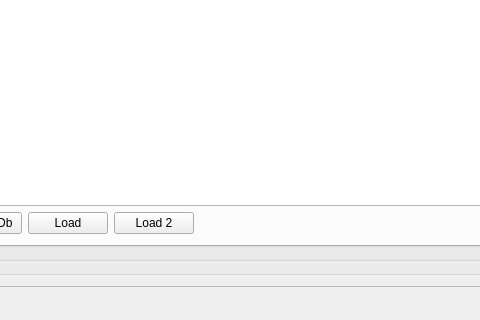
The window that retek2.ui (horvathzoltan/retek2) describes before a commit, drawn with Qt 5; both pictures show x 687 to 1167 and y 349 to 669 of the 1360 by 669 pixel window.
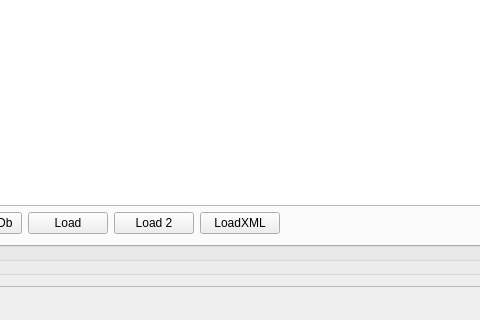
The same window after the commit. The open tabs and pages were chosen to show the change. Icons and pictures are not drawn.

What changed in the file:
```diff
--- a/retek2.ui
+++ b/retek2.ui
@@ -723,6 +723,13 @@
                       </property>
                      </widget>
                     </item>
+                    <item>
+                     <widget class="QPushButton" name="pushButton_5">
+                      <property name="text">
+                       <string>LoadXML</string>
+                      </property>
+                     </widget>
+                    </item>
                     <item>
                      <spacer name="horizontalSpacer_2">
                       <property name="orientation">
```
Left out of the diff: 2 changed lines with no effect on the pictures.
